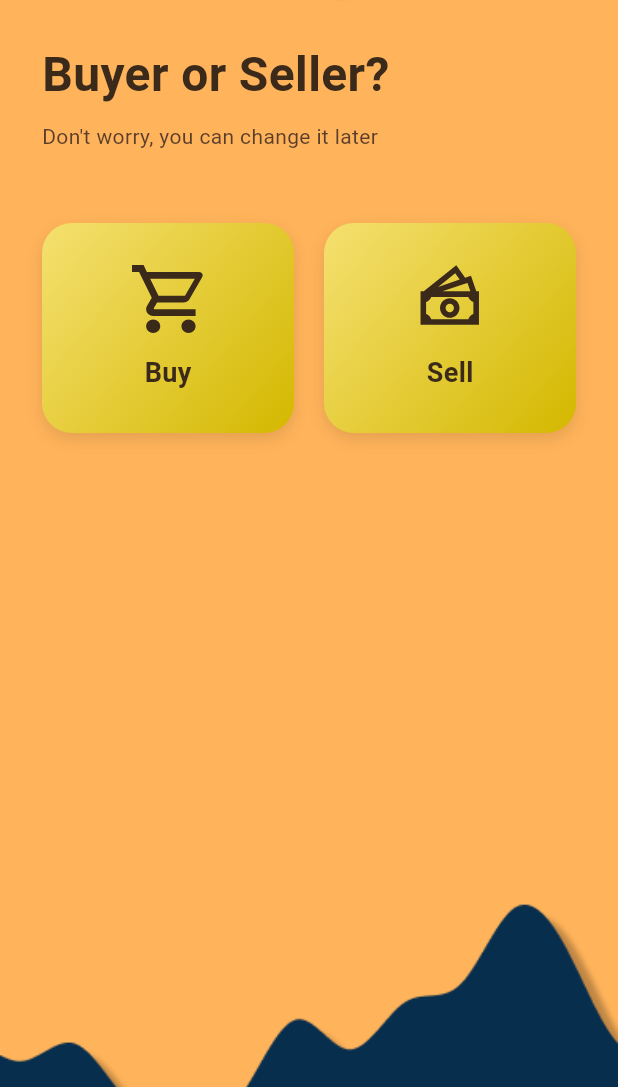
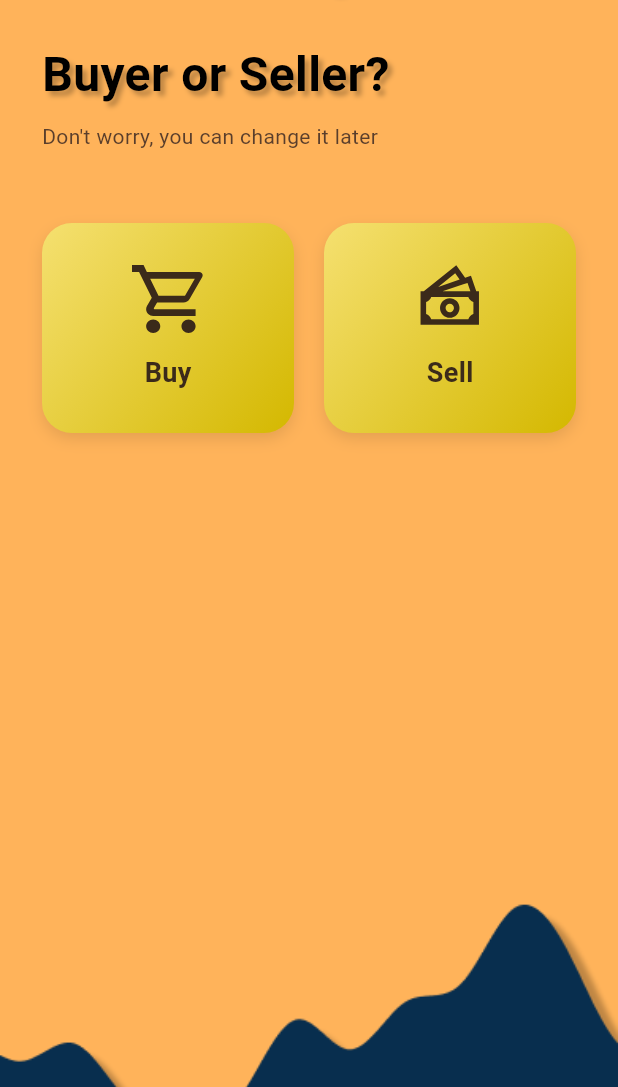
Before and after one commit to gedehadrian/IGedeHadrianAstrawinata_LabMobileApps_DBT24, a Flutter app: the BuyerSellerFormPage screen opened by its route, on a phone screen of 412 x 824 dp, the part 149-1236 px from its top. Run offline on Flutter 3.47's test engine with Material 3 defaults, Android fonts, the phone set to English and light mode, and no system bars; our stand-ins replace flutter_svg, image_picker.

Commit message:
add shadow on fonts

```diff
--- a/SIMULASIUTS-MOBILEAPP-2026-IGedeHadrianAstrawinata/renuoil_undian_8/lib/pages/buyerseller_pages.dart
+++ b/SIMULASIUTS-MOBILEAPP-2026-IGedeHadrianAstrawinata/renuoil_undian_8/lib/pages/buyerseller_pages.dart
@@ -74,7 +74,14 @@ class _BuyerSellerFormPageState extends State<BuyerSellerFormPage>
                     style: TextStyle(
                       fontSize: 32,
                       fontWeight: FontWeight.bold,
-                      color: Color(0xFF3B2A1A),
+                      color: Colors.black,
+                      shadows: [
+                        Shadow(
+                          offset: Offset(3, 3),
+                          blurRadius: 4,
+                          color: Colors.black26,
+                        ),
+                      ],
                     ),
                   ),
                   const SizedBox(height: 8),
--- a/SIMULASIUTS-MOBILEAPP-2026-IGedeHadrianAstrawinata/renuoil_undian_8/lib/pages/signup_pages.dart
+++ b/SIMULASIUTS-MOBILEAPP-2026-IGedeHadrianAstrawinata/renuoil_undian_8/lib/pages/signup_pages.dart
@@ -145,7 +145,7 @@ class _SignupPageState extends State<SignupPage>
                                       shadows: [
                                         Shadow(
                                           color: Colors.black26,
-                                          offset: Offset(0, 2),
+                                          offset: Offset(2, 2),
                                           blurRadius: 4,
                                         ),
                                       ],
```
Also changed, not shown: SIMULASIUTS-MOBILEAPP-2026-IGedeHadrianAstrawinata/renuoil_undian_8/lib/pages/addressform_pages.dart (+8 -1 lines), SIMULASIUTS-MOBILEAPP-2026-IGedeHadrianAstrawinata/renuoil_undian_8/lib/pages/nameform_pages.dart (+8 -1 lines).
